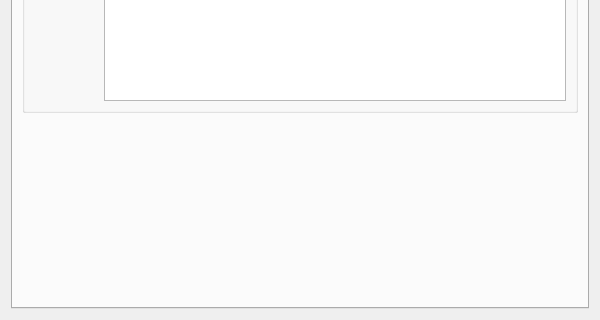
Old version of the form projects/ores.qt/ui/FeatureFlagDetailDialog.ui in the repository OreStudio/OreStudio; both pictures show x 0 to 600 and y 180 to 500 of the 600 by 500 pixel window.
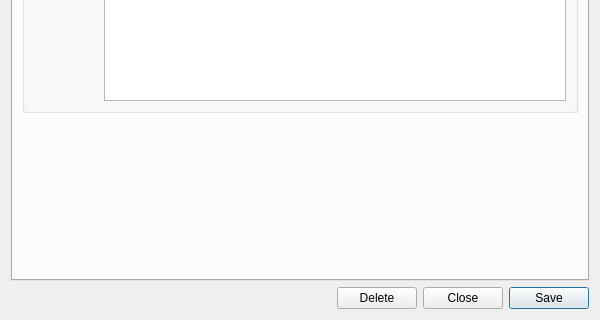
New version of the form. Custom widgets are drawn as their Qt base class.

Commit message: [qt] Remove toolbars from detail dialogs; add Close button throughout

Diff of the .ui file:
```diff
--- a/projects/ores.qt/ui/FeatureFlagDetailDialog.ui
+++ b/projects/ores.qt/ui/FeatureFlagDetailDialog.ui
@@ -133,6 +133,44 @@
      </widget>
     </widget>
    </item>
+   <item>
+    <layout class="QHBoxLayout" name="buttonLayout">
+     <item>
+      <spacer name="horizontalSpacer">
+       <property name="orientation">
+        <enum>Qt::Horizontal</enum>
+       </property>
+       <property name="sizeHint" stdset="0">
+        <size><width>40</width><height>20</height></size>
+       </property>
+      </spacer>
+     </item>
+     <item>
+      <widget class="QPushButton" name="deleteButton">
+       <property name="text">
+        <string>Delete</string>
+       </property>
+      </widget>
+     </item>
+     <item>
+      <widget class="QPushButton" name="closeButton">
+       <property name="text">
+        <string>Close</string>
+       </property>
+      </widget>
+     </item>
+     <item>
+      <widget class="QPushButton" name="saveButton">
+       <property name="text">
+        <string>Save</string>
+       </property>
+       <property name="default">
+        <bool>true</bool>
+       </property>
+      </widget>
+     </item>
+    </layout>
+   </item>
   </layout>
  </widget>
  <customwidgets>
```
The commit also changes 201 other files.
